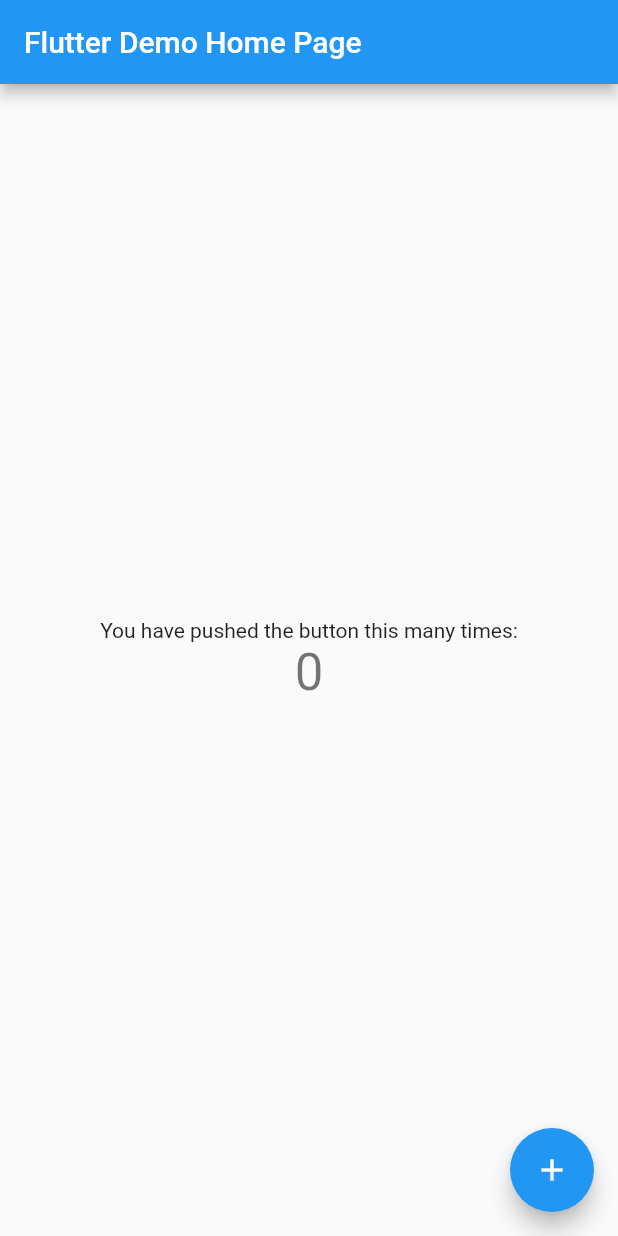
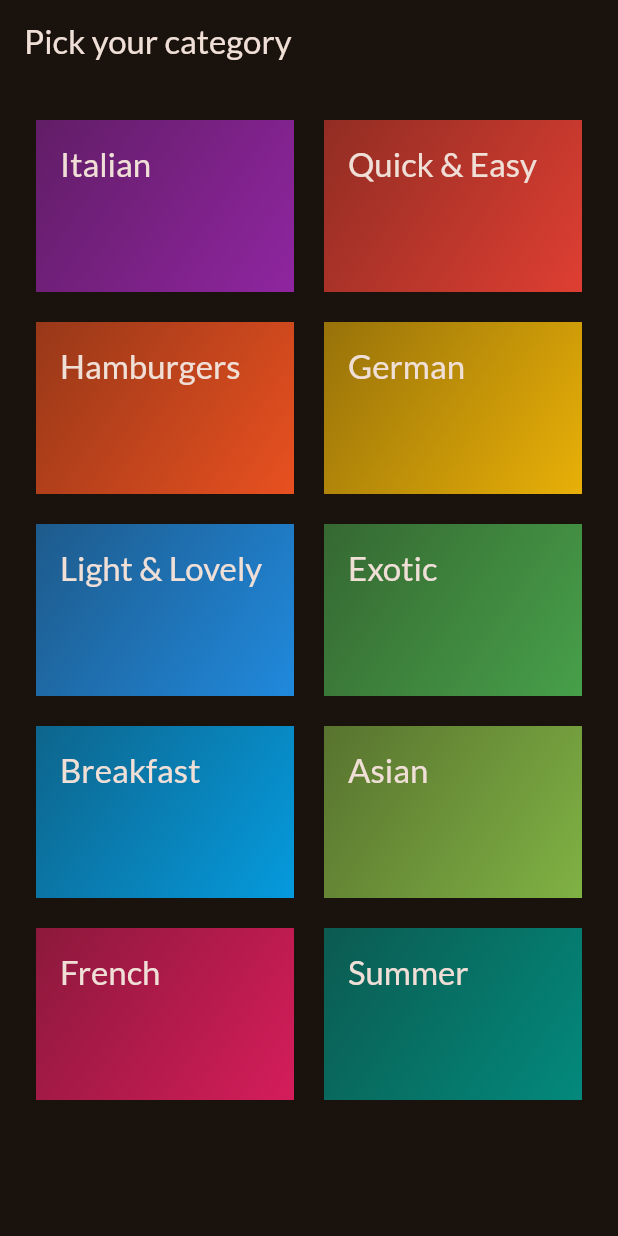
Before and after one commit to flutter-libs/MealsApp, a Flutter app: the screen it shows after launch, on a phone screen of 412 x 824 dp. Run offline on Flutter 3.47's test engine with Material 2 defaults, Android fonts, the phone set to English and light mode, and no system bars; our stand-ins replace google_fonts.

Commit message:
Added the category widgets

```diff
--- /dev/null
+++ b/lib/data/category_data.dart
@@ -0,0 +1,56 @@
+import 'package:flutter/material.dart';
+
+import 'package:mealsapp/models/category.dart';
+
+const availableCategories = [
+  Category(
+    id: 'c1',
+    title: 'Italian',
+    color: Colors.purple,
+  ),
+  Category(
+    id: 'c2',
+    title: 'Quick & Easy',
+    color: Colors.red,
+  ),
+  Category(
+    id: 'c3',
+    title: 'Hamburgers',
+    color: Colors.deepOrange,
+  ),
+  Category(
+    id: 'c4',
+    title: 'German',
+    color: Colors.amber,
+  ),
+  Category(
+    id: 'c5',
+    title: 'Light & Lovely',
+    color: Colors.blue,
+  ),
+  Category(
+    id: 'c6',
+    title: 'Exotic',
+    color: Colors.green,
+  ),
+  Category(
+    id: 'c7',
+    title: 'Breakfast',
+    color: Colors.lightBlue,
+  ),
+  Category(
+    id: 'c8',
+    title: 'Asian',
+    color: Colors.lightGreen,
+  ),
+  Category(
+    id: 'c9',
+    title: 'French',
+    color: Colors.pink,
+  ),
+  Category(
+    id: 'c10',
+    title: 'Summer',
+    color: Colors.teal,
+  ),
+];
--- a/lib/main.dart
+++ b/lib/main.dart
@@ -1,115 +1,29 @@
 import 'package:flutter/material.dart';
+import 'package:google_fonts/google_fonts.dart';
+import 'package:mealsapp/screens/categories_screen.dart';
+
+
+final theme = ThemeData(
+  useMaterial3: true,
+  colorScheme: ColorScheme.fromSeed(
+    brightness: Brightness.dark,
+    seedColor: const Color.fromARGB(255, 131, 57, 0),
+  ),
+  textTheme: GoogleFonts.latoTextTheme(),
+);
 
 void main() {
-  runApp(const MyApp());
+  runApp(const App());
 }
 
-class MyApp extends StatelessWidget {
-  const MyApp({super.key});
+class App extends StatelessWidget {
+  const App({super.key});
 
-  // This widget is the root of your application.
   @override
   Widget build(BuildContext context) {
     return MaterialApp(
-      title: 'Flutter Demo',
-      theme: ThemeData(
-        // This is the theme of your application.
-        //
-        // Try running your application with "flutter run". You'll see the
-        // application has a blue toolbar. Then, without quitting the app, try
-        // changing the primarySwatch below to Colors.green and then invoke
-        // "hot reload" (press "r" in the console where you ran "flutter run",
-        // or simply save your changes to "hot reload" in a Flutter IDE).
-        // Notice that the counter didn't reset back to zero; the application
-        // is not restarted.
-        primarySwatch: Colors.blue,
-      ),
-      home: const MyHomePage(title: 'Flutter Demo Home Page'),
+        theme: theme,
+        home: CategoriesScreen(),
     );
   }
 }
-
-class MyHomePage extends StatefulWidget {
-  const MyHomePage({super.key, required this.title});
-
-  // This widget is the home page of your application. It is stateful, meaning
-  // that it has a State object (defined below) that contains fields that affect
-  // how it looks.
-
-  // This class is the configuration for the state. It holds the values (in this
-  // case the title) provided by the parent (in this case the App widget) and
-  // used by the build method of the State. Fields in a Widget subclass are
-  // always marked "final".
-
-  final String title;
-
-  @override
-  State<MyHomePage> createState() => _MyHomePageState();
-}
-
-class _MyHomePageState extends State<MyHomePage> {
-  int _counter = 0;
-
-  void _incrementCounter() {
-    setState(() {
-      // This call to setState tells the Flutter framework that something has
-      // changed in this State, which causes it to rerun the build method below
-      // so that the display can reflect the updated values. If we changed
-      // _counter without calling setState(), then the build method would not be
-      // called again, and so nothing would appear to happen.
-      _counter++;
-    });
-  }
-
-  @override
-  Widget build(BuildContext context) {
-    // This method is rerun every time setState is called, for instance as done
-    // by the _incrementCounter method above.
-    //
-    // The Flutter framework has been optimized to make rerunning build methods
-    // fast, so that you can just rebuild anything that needs updating rather
-    // than having to individually change instances of widgets.
-    return Scaffold(
-      appBar: AppBar(
-        // Here we take the value from the MyHomePage object that was created by
-        // the App.build method, and use it to set our appbar title.
-        title: Text(widget.title),
-      ),
-      body: Center(
-        // Center is a layout widget. It takes a single child and positions it
-        // in the middle of the parent.
-        child: Column(
-          // Column is also a layout widget. It takes a list of children and
-          // arranges them vertically. By default, it sizes itself to fit its
-          // children horizontally, and tries to be as tall as its parent.
-          //
-          // Invoke "debug painting" (press "p" in the console, choose the
-          // "Toggle Debug Paint" action from the Flutter Inspector in Android
-          // Studio, or the "Toggle Debug Paint" command in Visual Studio Code)
-          // to see the wireframe for each widget.
-          //
-          // Column has various properties to control how it sizes itself and
-          // how it positions its children. Here we use mainAxisAlignment to
-          // center the children vertically; the main axis here is the vertical
-          // axis because Columns are vertical (the cross axis would be
-          // horizontal).
-          mainAxisAlignment: MainAxisAlignment.center,
-          children: <Widget>[
-            const Text(
-              'You have pushed the button this many times:',
-            ),
-            Text(
-              '$_counter',
-              style: Theme.of(context).textTheme.headlineMedium,
-            ),
-          ],
-        ),
-      ),
-      floatingActionButton: FloatingActionButton(
-        onPressed: _incrementCounter,
-        tooltip: 'Increment',
-        child: const Icon(Icons.add),
-      ), // This trailing comma makes auto-formatting nicer for build methods.
-    );
-  }
-}
--- /dev/null
+++ b/lib/models/category.dart
@@ -0,0 +1,8 @@
+import 'package:flutter/material.dart';
+
+class Category {
+  const Category({required this.id, required this.title, this.color = Colors.deepOrange});
+  final String id;
+  final String title;
+  final Color color;
+}
--- /dev/null
+++ b/lib/screens/categories_screen.dart
@@ -0,0 +1,30 @@
+import 'package:flutter/material.dart';
+import 'package:mealsapp/data/category_data.dart';
+import 'package:mealsapp/widgets/category_grid_item.dart';
+
+
+class CategoriesScreen extends StatelessWidget {
+  const CategoriesScreen({super.key});
+
+  @override
+  Widget build(BuildContext context) {
+    return Scaffold(
+      appBar: AppBar(
+        title: Text('Pick your category'),
+      ),
+      body: GridView(
+        padding: const EdgeInsets.all(24.0),
+        gridDelegate: const SliverGridDelegateWithFixedCrossAxisCount(
+          crossAxisCount: 2,
+          childAspectRatio: 3/2,
+          crossAxisSpacing: 20,
+          mainAxisSpacing: 20,
+        ),
+        children: [
+          for(final category in availableCategories)
+            CategoryGridItem(category: category,)
+        ],
+      ),
+    );
+  }
+}
--- /dev/null
+++ b/lib/widgets/category_grid_item.dart
@@ -0,0 +1,28 @@
+import 'package:flutter/material.dart';
+import 'package:mealsapp/models/category.dart';
+
+class CategoryGridItem extends StatelessWidget {
+  const CategoryGridItem({super.key, required this.category});
+  final Category category;
+  @override
+  Widget build(BuildContext context) {
+    return Container(
+      padding: const EdgeInsets.all(16.0),
+      decoration: BoxDecoration(
+        gradient: LinearGradient(colors: [
+          category.color.withOpacity(0.55),
+          category.color.withOpacity(0.9),
+        ],
+          begin: Alignment.topLeft,
+          end: Alignment.bottomRight,
+        )
+      ),
+      child: Text(
+        category.title,
+        style: Theme.of(context).textTheme.titleLarge!.copyWith(
+          color: Theme.of(context).colorScheme.onBackground,
+        ),
+      ),
+    );
+  }
+}
--- a/pubspec.yaml
+++ b/pubspec.yaml
@@ -35,6 +35,7 @@
   # The following adds the Cupertino Icons font to your application.
   # Use with the CupertinoIcons class for iOS style icons.
   cupertino_icons: ^1.0.2
+  google_fonts: ^4.0.3
 
 dev_dependencies:
   flutter_test:
```
Also changed, not shown: pubspec.lock, 7 other files.
